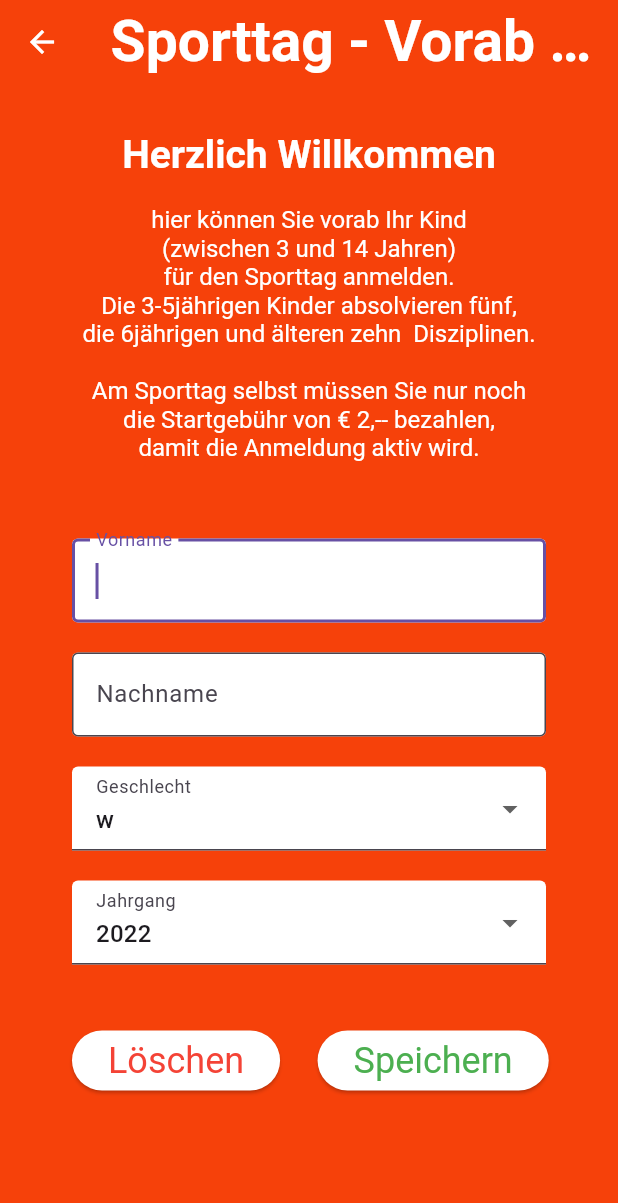
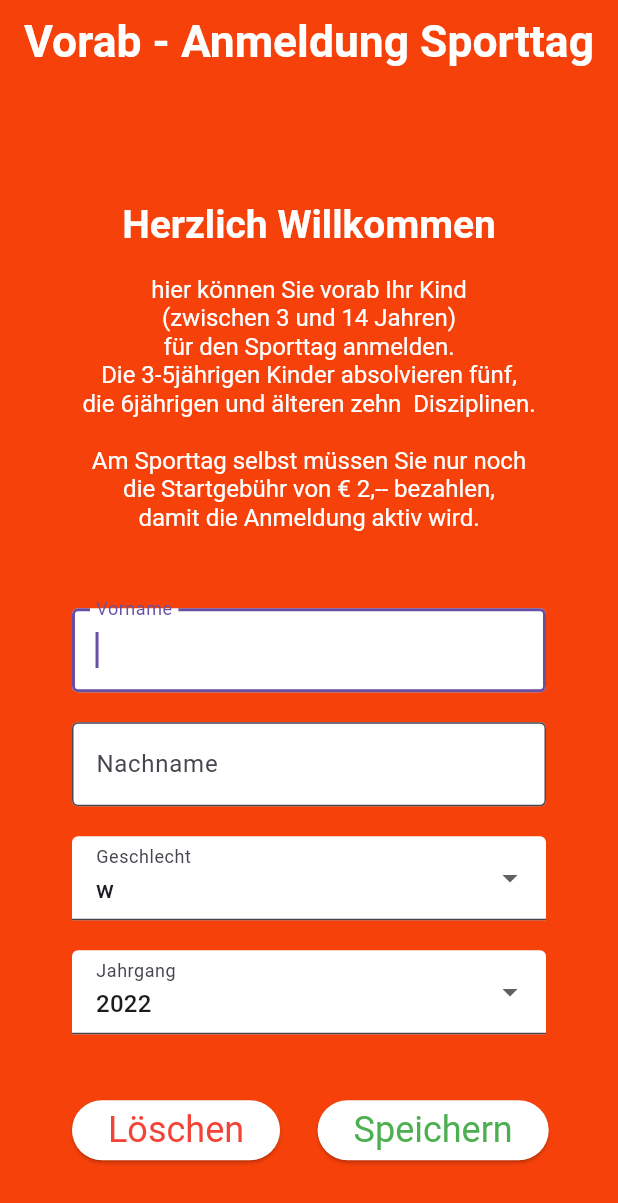
Before and after one commit to HoefiEsslingen/sporttag_wettkampfbuero, a Flutter app: the AnmeldenVorher screen opened directly, on a phone screen of 412 x 824 dp. Shown: the top 1203 px of the screen. Run offline on Flutter 3.47's test engine with Material 3 defaults, Android fonts, the phone set to English and light mode, and no system bars; our stand-ins replace logger, parse_server_sdk_flutter, qr_flutter, shared_preferences, web; missing offline and left inert: dart:ui_web; accounts and stored records are empty.

```diff
--- a/lib/src/anmelden_vorher.dart
+++ b/lib/src/anmelden_vorher.dart
@@ -1,5 +1,6 @@
 import 'package:flutter/foundation.dart';
 import 'package:flutter/material.dart';
+import 'package:sporttag/src/hilfs_widgets/meine_appbar.dart';
 // import 'package:parse_server_sdk_flutter/parse_server_sdk_flutter.dart';
 
 import 'klassen/kind_klasse.dart';
@@ -56,10 +57,9 @@ class AnmeldenVorherState extends State<AnmeldenVorher> {
   @override
   Widget build(BuildContext context) {
     return Scaffold(
-        appBar: AppBar(
-          title: Text(textAlign: TextAlign.center, widget.title!),
-        ),
-        body: SingleChildScrollView(
+        appBar: MeineAppBar(titel: 'Vorab - Anmeldung Sporttag'),
+        body: Center(
+          child: SingleChildScrollView(
             // ein Formular erstellen
             child: Form(
               key: _formKey,
@@ -212,6 +212,7 @@ class AnmeldenVorherState extends State<AnmeldenVorher> {
                 ),
               ),
             ),
+          ),
         ));
   }
 
--- a/lib/src/danke_vorab_anmeldung.dart
+++ b/lib/src/danke_vorab_anmeldung.dart
@@ -26,11 +26,11 @@ class DankeVorabAnmeldung extends StatelessWidget {
               ),
               TextSpan(
                 text:
-                    '''\nAm Sporttag selbst müssen Sie nur noch\ndie Startgebühr von € 2,-- bezahlen,\ndamit die Anmeldung aktiv wird.\n\nBitte finden Sie sich \nam 22.09.2024\num 10:30 Uhr\nim Waldheimstadion (Zollberg) ein.\n''',
+                    '''\nAm Sporttag selbst müssen Sie nur noch\ndie Startgebühr von € 2,-- bezahlen,\ndamit die Anmeldung aktiv wird.\n\nBitte finden Sie sich \nam 28.09.2025\num 10:30 Uhr\nim Waldheimstadion (Zollberg) ein.\n''',
               ),
             TextSpan(
                 text:
-                    '''\nIhrem Kind wünschen wir bereits heute viel Spass.\nWir sehen uns am\n22. September!\n\nGerne können Sie nun das Browserfenster schließen.'''),
+                    '''\nIhrem Kind wünschen wir bereits heute viel Spass.\nWir sehen uns am\n28. September!\n\nGerne können Sie nun das Browserfenster schließen.'''),
             ],
           ),
         ),
--- a/lib/src/disziplinen_widgets/weit_sprung.dart
+++ b/lib/src/disziplinen_widgets/weit_sprung.dart
@@ -39,7 +39,7 @@ class ZonenweitsprungState extends State<Zonenweitsprung> {
   void initState() {
     super.initState();
     // widget.toString() der Variable zuweisen
-    stationsName = widget.toString();
+    stationsName = 'Zonenweitsprung';
     riegenNummer = widget.riegenNummer;
     _loadData();
   }
--- a/lib/src/wettkampfbuero.dart
+++ b/lib/src/wettkampfbuero.dart
@@ -68,7 +68,8 @@ class WettkampfbueroState extends State<Wettkampfbuero> {
   Widget build(BuildContext context) {
     return Scaffold(
       appBar: MeineAppBar(titel: 'Wettkampf-Büro'),
-      body: SingleChildScrollView(
+      body: Center(
+        child: SingleChildScrollView(
           padding: const EdgeInsets.symmetric(vertical: 32, horizontal: 16),
           child: Column(
             children: [
@@ -147,6 +148,7 @@ class WettkampfbueroState extends State<Wettkampfbuero> {
             ],
           ),
         ),
+      ),
     );
   }
 }
```
Also changed, not shown: lib/src/tools/stationen_in_durchgaengen.dart (+16 -12 lines). Lines whose indentation alone changed are shown as unchanged.
